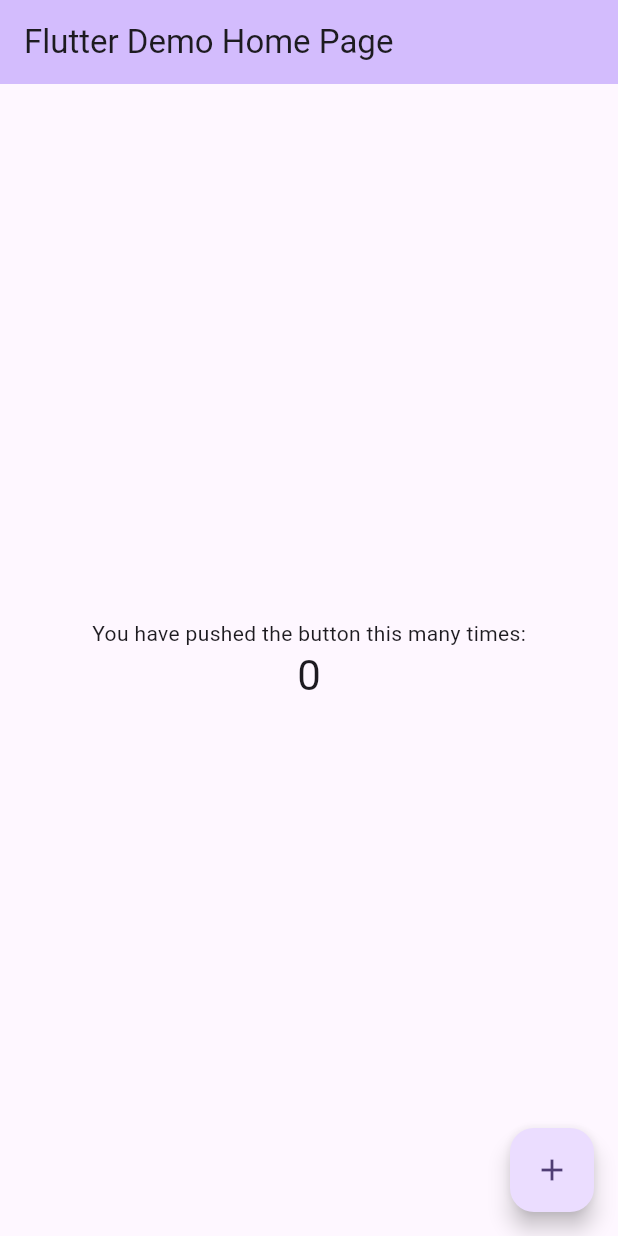
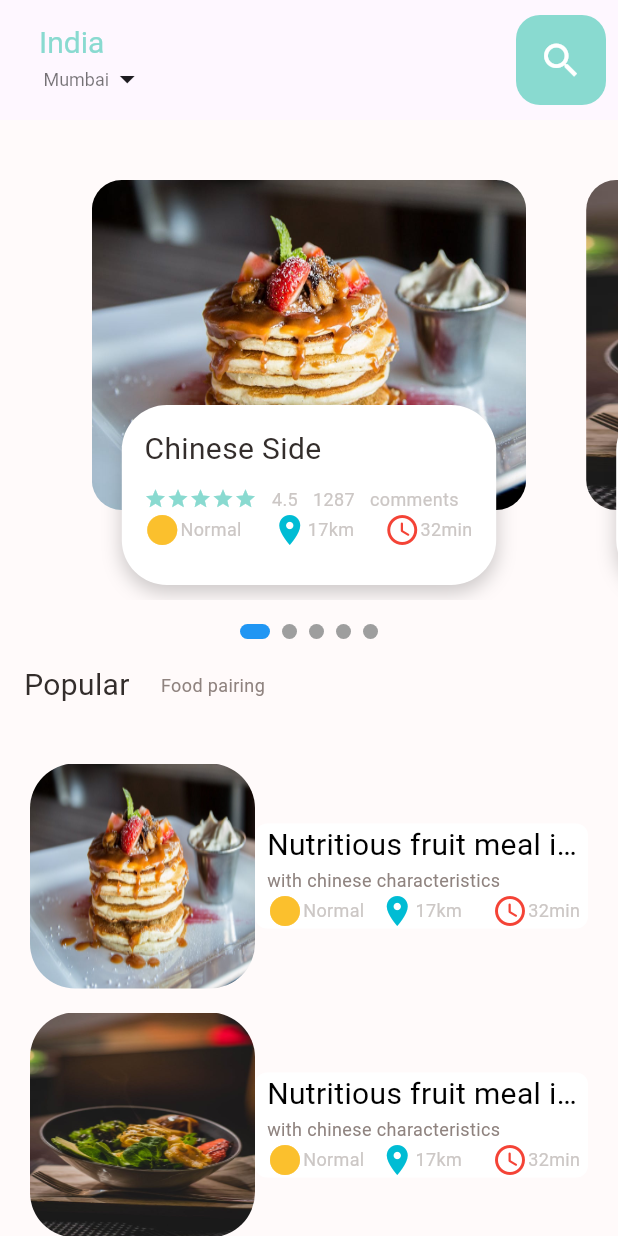
Before and after one commit to AnshChugh/swigato, a Flutter app: the screen it shows after launch, on a phone screen of 412 x 824 dp. Run offline on Flutter 3.47's test engine with Material 3 defaults, Android fonts, the phone set to English and light mode, and no system bars.

Commit message:
implemented the UI of main_food_page

```diff
--- /dev/null
+++ b/lib/colors.dart
@@ -0,0 +1,14 @@
+import 'package:flutter/material.dart';
+
+class AppColors {
+  static final Color textColor = const Color(0xFFccc7c5);
+  static final Color mainColor = const Color(0xFF89dad0);
+  static final Color iconColor1 = const Color(0xFFffd28d);
+  static final Color iconColor2 = const Color(0xFFdcab88);
+  static final Color paraColor = const Color(0xFF8f837f);
+  static final Color buttonBackgroundColor = const Color(0xFFf7f6f4);
+  static final Color signColor = const Color(0xFFa9a29f);
+  static final Color titleColor = const Color(0xff5c524f);
+  static final Color mainBlackColor = const Color(0xFF332d2b);
+  static final Color yelloColor = const Color(0xFFffd379);
+}
--- /dev/null
+++ b/lib/home/main_food_page.dart
@@ -0,0 +1,327 @@
+import 'package:flutter/material.dart';
+import 'package:swigato/colors.dart';
+import 'package:swigato/widgets/big_text.dart';
+import 'package:swigato/widgets/small_text.dart';
+
+class MainFoodPage extends StatefulWidget {
+  const MainFoodPage({super.key});
+
+  @override
+  State<MainFoodPage> createState() => _MainFoodPageState();
+}
+
+class _MainFoodPageState extends State<MainFoodPage> {
+  int _currPageIndex = 0;
+
+  //
+  final PageController _pageController = PageController(viewportFraction: 0.8);
+
+  Widget _buildPageItem(int index) {
+    return Stack(
+      children: [
+        // Bottom rectangle
+        Positioned(
+          left: 20,
+          right: 20,
+          top: 40,
+          child: Container(
+              height: 220,
+              decoration: BoxDecoration(
+                borderRadius: BorderRadius.circular(20),
+                image: DecorationImage(
+                    fit: BoxFit.fill,
+                    image: AssetImage('assets/images/image${index % 2}.jpg')),
+              )),
+        ),
+        // bottom  rectangle
+        Positioned(
+          left: 40,
+          right: 40,
+          bottom: 10,
+          child: Container(
+            height: 120,
+            decoration: BoxDecoration(
+                borderRadius: BorderRadius.circular(30),
+                color: Colors.white,
+                boxShadow: [
+                  BoxShadow(
+                    color: Colors.black.withOpacity(0.2), // Shadow color
+                    offset: Offset(0, 5), // Horizontal and vertical offset
+                    blurRadius: 10, // Softness of the shadow
+                  ),
+                ]),
+            child: Padding(
+              padding: const EdgeInsets.only(
+                  top: 15, left: 15, right: 15, bottom: 10),
+              child: Column(
+                crossAxisAlignment: CrossAxisAlignment.start,
+                children: [
+                  BigText(
+                    text: "Chinese Side",
+                    color: AppColors.mainBlackColor,
+                  ),
+                  SizedBox(
+                    height: 10,
+                  ),
+                  Row(
+                    children: [
+                      Wrap(
+                        children: List.generate(
+                            5,
+                            (index) => Icon(
+                                  Icons.star,
+                                  color: AppColors.mainColor,
+                                  size: 15,
+                                )),
+                      ),
+                      SizedBox(
+                        width: 10,
+                      ),
+                      SmallText(
+                        text: "4.5",
+                        color: AppColors.textColor,
+                      ),
+                      SizedBox(
+                        width: 10,
+                      ),
+                      SmallText(
+                        text: "1287",
+                        color: AppColors.textColor,
+                      ),
+                      SizedBox(width: 10),
+                      SmallText(
+                        text: "comments",
+                        color: AppColors.textColor,
+                      )
+                    ],
+                  ),
+                  Row(
+                    children: [
+                      Icon(
+                        Icons.circle,
+                        color: Colors.yellow.shade700,
+                      ),
+                      SmallText(
+                        text: "Normal",
+                        color: AppColors.textColor,
+                      ),
+                      SizedBox(
+                        width: 20,
+                      ),
+                      Icon(
+                        Icons.location_on,
+                        color: Colors.cyan,
+                      ),
+                      SmallText(
+                        text: "17km",
+                        color: AppColors.textColor,
+                      ),
+                      SizedBox(
+                        width: 20,
+                      ),
+                      Icon(
+                        Icons.access_time_rounded,
+                        color: Colors.red,
+                      ),
+                      SmallText(
+                        text: "32min",
+                        color: AppColors.textColor,
+                      ),
+                    ],
+                  ),
+                ],
+              ),
+            ),
+          ),
+        ),
+      ],
+    );
+  }
+
+  @override
+  Widget build(BuildContext context) {
+    return Scaffold(
+      appBar: AppBar(
+        toolbarHeight: 80,
+        title: Container(
+          padding: const EdgeInsets.only(left: 10),
+          width: double.infinity,
+          child: Column(
+            crossAxisAlignment: CrossAxisAlignment.start,
+            children: [
+              BigText(text: "India", color: AppColors.mainColor),
+              Row(
+                children: [
+                  SmallText(
+                    text: " Mumbai",
+                    color: Colors.black54,
+                  ),
+                  Icon(Icons.arrow_drop_down)
+                ],
+              )
+            ],
+          ),
+        ),
+        actions: [
+          IconButton(
+              onPressed: () {},
+              icon: Container(
+                  width: 60,
+                  height: 60,
+                  decoration: BoxDecoration(
+                      color: AppColors.mainColor,
+                      borderRadius: BorderRadius.circular(16)),
+                  child: Icon(
+                    Icons.search,
+                    size: 30,
+                    color: Colors.white,
+                  )))
+        ],
+      ),
+      body: CustomScrollView(
+        slivers: [
+          SliverToBoxAdapter(
+            child: Column(
+              children: [
+                SizedBox(
+                  height: 320,
+                  child: PageView.builder(
+                    controller: _pageController,
+                    onPageChanged: (index) {
+                      setState(() {
+                        _currPageIndex = index;
+                      });
+                    },
+                    scrollDirection: Axis.horizontal,
+                    itemCount: 5,
+                    itemBuilder: (context, index) {
+                      return _buildPageItem(index);
+                    },
+                  ),
+                ),
+                Padding(
+                  padding: const EdgeInsets.symmetric(vertical: 16.0),
+                  child: Row(
+                    mainAxisAlignment: MainAxisAlignment.center,
+                    children: List.generate(5, (index) {
+                      return AnimatedContainer(
+                        duration: const Duration(milliseconds: 300),
+                        margin: const EdgeInsets.symmetric(horizontal: 4.0),
+                        width: _currPageIndex == index ? 20.0 : 10.0,
+                        height: 10.0,
+                        decoration: BoxDecoration(
+                          color: _currPageIndex == index
+                              ? Colors.blue
+                              : Colors.grey,
+                          borderRadius: BorderRadius.circular(5.0),
+                        ),
+                      );
+                    }),
+                  ),
+                ),
+                Padding(
+                  padding: EdgeInsets.symmetric(horizontal: 16),
+                  child: Row(
+                    children: [
+                      BigText(
+                        text: "Popular    ",
+                      ),
+                      SmallText(
+                        text: "Food pairing",
+                        color: AppColors.paraColor,
+                      ),
+                    ],
+                  ),
+                ),
+                const SizedBox(height: 30),
+              ],
+            ),
+          ),
+          SliverList(
+            delegate: SliverChildBuilderDelegate(
+              (context, index) {
+                return _buildListItem(index);
+              },
+              childCount: 5,
+            ),
+          ),
+        ],
+      ),
+    );
+  }
+
+  Widget _buildListItem(int index) {
+    return Padding(
+      padding: const EdgeInsets.symmetric(vertical: 8.0, horizontal: 20),
+      child: Row(
+        children: [
+          ClipRRect(
+            borderRadius: BorderRadius.circular(30),
+            child: Image.asset(
+              "assets/images/image${index % 2}.jpg",
+              width: 150,
+              height: 150,
+              fit: BoxFit.fill,
+            ),
+          ),
+          Expanded(
+            child: Container(
+              padding: const EdgeInsets.only(left: 8),
+              decoration: BoxDecoration(
+                color: Colors.white,
+                borderRadius: BorderRadius.circular(8),
+              ),
+              child: Column(
+                crossAxisAlignment: CrossAxisAlignment.start,
+                children: [
+                  BigText(
+                    text: "Nutritious fruit meal is the healthiest",
+                    color: Colors.black,
+                  ),
+                  SmallText(
+                    text: "with chinese characteristics",
+                    color: AppColors.paraColor,
+                  ),
+                  Row(
+                    children: [
+                      Icon(
+                        Icons.circle,
+                        color: Colors.yellow.shade700,
+                      ),
+                      SmallText(
+                        text: "Normal",
+                        color: AppColors.textColor,
+                      ),
+                      SizedBox(
+                        width: 10,
+                      ),
+                      Icon(
+                        Icons.location_on,
+                        color: Colors.cyan,
+                      ),
+                      SmallText(
+                        text: "17km",
+                        color: AppColors.textColor,
+                      ),
+                      SizedBox(
+                        width: 20,
+                      ),
+                      Icon(
+                        Icons.access_time_rounded,
+                        color: Colors.red,
+                      ),
+                      SmallText(
+                        text: "32min",
+                        color: AppColors.textColor,
+                      ),
+                    ],
+                  ),
+                ],
+              ),
+            ),
+          ),
+        ],
+      ),
+    );
+  }
+}
--- a/lib/main.dart
+++ b/lib/main.dart
@@ -1,4 +1,6 @@
 import 'package:flutter/material.dart';
+
+import 'home/main_food_page.dart';
 
 void main() {
   runApp(const MyApp());
@@ -13,113 +15,10 @@ class MyApp extends StatelessWidget {
     return MaterialApp(
       title: 'Flutter Demo',
       theme: ThemeData(
-        // This is the theme of your application.
-        //
-        // TRY THIS: Try running your application with "flutter run". You'll see
-        // the application has a purple toolbar. Then, without quitting the app,
-        // try changing the seedColor in the colorScheme below to Colors.green
-        // and then invoke "hot reload" (save your changes or press the "hot
-        // reload" button in a Flutter-supported IDE, or press "r" if you used
-        // the command line to start the app).
-        //
-        // Notice that the counter didn't reset back to zero; the application
-        // state is not lost during the reload. To reset the state, use hot
-        // restart instead.
-        //
-        // This works for code too, not just values: Most code changes can be
-        // tested with just a hot reload.
-        colorScheme: ColorScheme.fromSeed(seedColor: Colors.deepPurple),
-        useMaterial3: true,
-      ),
-      home: const MyHomePage(title: 'Flutter Demo Home Page'),
+          useMaterial3: true,
+          scaffoldBackgroundColor: const Color.fromARGB(255, 255, 250, 250)),
+      debugShowCheckedModeBanner: false,
+      home: const MainFoodPage(),
     );
   }
 }
-
-class MyHomePage extends StatefulWidget {
-  const MyHomePage({super.key, required this.title});
-
-  // This widget is the home page of your application. It is stateful, meaning
-  // that it has a State object (defined below) that contains fields that affect
-  // how it looks.
-
-  // This class is the configuration for the state. It holds the values (in this
-  // case the title) provided by the parent (in this case the App widget) and
-  // used by the build method of the State. Fields in a Widget subclass are
-  // always marked "final".
-
-  final String title;
-
-  @override
-  State<MyHomePage> createState() => _MyHomePageState();
-}
-
-class _MyHomePageState extends State<MyHomePage> {
-  int _counter = 0;
-
-  void _incrementCounter() {
-    setState(() {
-      // This call to setState tells the Flutter framework that something has
-      // changed in this State, which causes it to rerun the build method below
-      // so that the display can reflect the updated values. If we changed
-      // _counter without calling setState(), then the build method would not be
-      // called again, and so nothing would appear to happen.
-      _counter++;
-    });
-  }
-
-  @override
-  Widget build(BuildContext context) {
-    // This method is rerun every time setState is called, for instance as done
-    // by the _incrementCounter method above.
-    //
-    // The Flutter framework has been optimized to make rerunning build methods
-    // fast, so that you can just rebuild anything that needs updating rather
-    // than having to individually change instances of widgets.
-    return Scaffold(
-      appBar: AppBar(
-        // TRY THIS: Try changing the color here to a specific color (to
-        // Colors.amber, perhaps?) and trigger a hot reload to see the AppBar
-        // change color while the other colors stay the same.
-        backgroundColor: Theme.of(context).colorScheme.inversePrimary,
-        // Here we take the value from the MyHomePage object that was created by
-        // the App.build method, and use it to set our appbar title.
-        title: Text(widget.title),
-      ),
-      body: Center(
-        // Center is a layout widget. It takes a single child and positions it
-        // in the middle of the parent.
-        child: Column(
-          // Column is also a layout widget. It takes a list of children and
-          // arranges them vertically. By default, it sizes itself to fit its
-          // children horizontally, and tries to be as tall as its parent.
-          //
-          // Column has various properties to control how it sizes itself and
-          // how it positions its children. Here we use mainAxisAlignment to
-          // center the children vertically; the main axis here is the vertical
-          // axis because Columns are vertical (the cross axis would be
-          // horizontal).
-          //
-          // TRY THIS: Invoke "debug painting" (choose the "Toggle Debug Paint"
-          // action in the IDE, or press "p" in the console), to see the
-          // wireframe for each widget.
-          mainAxisAlignment: MainAxisAlignment.center,
-          children: <Widget>[
-            const Text(
-              'You have pushed the button this many times:',
-            ),
-            Text(
-              '$_counter',
-              style: Theme.of(context).textTheme.headlineMedium,
-            ),
-          ],
-        ),
-      ),
-      floatingActionButton: FloatingActionButton(
-        onPressed: _incrementCounter,
-        tooltip: 'Increment',
-        child: const Icon(Icons.add),
-      ), // This trailing comma makes auto-formatting nicer for build methods.
-    );
-  }
-}
--- /dev/null
+++ b/lib/widgets/big_text.dart
@@ -0,0 +1,22 @@
+import 'package:flutter/material.dart';
+
+// ignore: must_be_immutable
+class BigText extends StatelessWidget {
+  Color? color;
+  final String text;
+  double size;
+  TextOverflow overflow;
+  BigText({super.key, this.color = const Color(0xFF332d2b),
+        required this.text,
+        this.size = 20,this.overflow = TextOverflow.ellipsis,});
+
+  @override
+  Widget build(BuildContext context) {
+    return Text(
+      text,
+      style: TextStyle(fontSize: size, color: color),
+      overflow: overflow,
+      maxLines: 1,
+    );
+  }
+}
--- /dev/null
+++ b/lib/widgets/small_text.dart
@@ -0,0 +1,26 @@
+import 'package:flutter/material.dart';
+
+// ignore: must_be_immutable
+class SmallText extends StatelessWidget {
+  Color? color;
+  final String text;
+  double size;
+  double height;
+  SmallText({
+    super.key,
+    this.color = const Color(0xFF89dad0),
+    required this.text,
+    this.size = 12,
+    this.height = 1.2
+  });
+
+  @override
+  Widget build(BuildContext context) {
+    return Text(
+      text,
+      style: TextStyle(fontSize: size, color: color),
+
+      maxLines: 1,
+    );
+  }
+}
```
Also changed, not shown: pubspec.yaml (+5 -6 lines), assets/images/image0.jpg (added), assets/images/image1.jpg (added), progress/update1.JPG (added), pubspec.lock, 4 other files.
